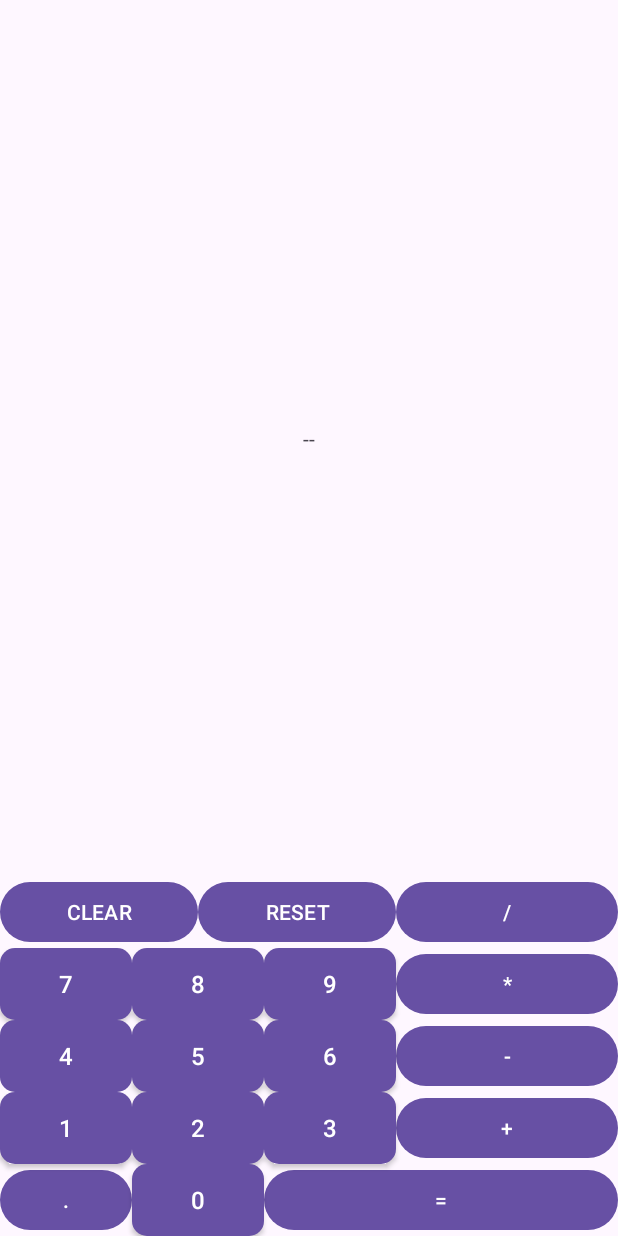
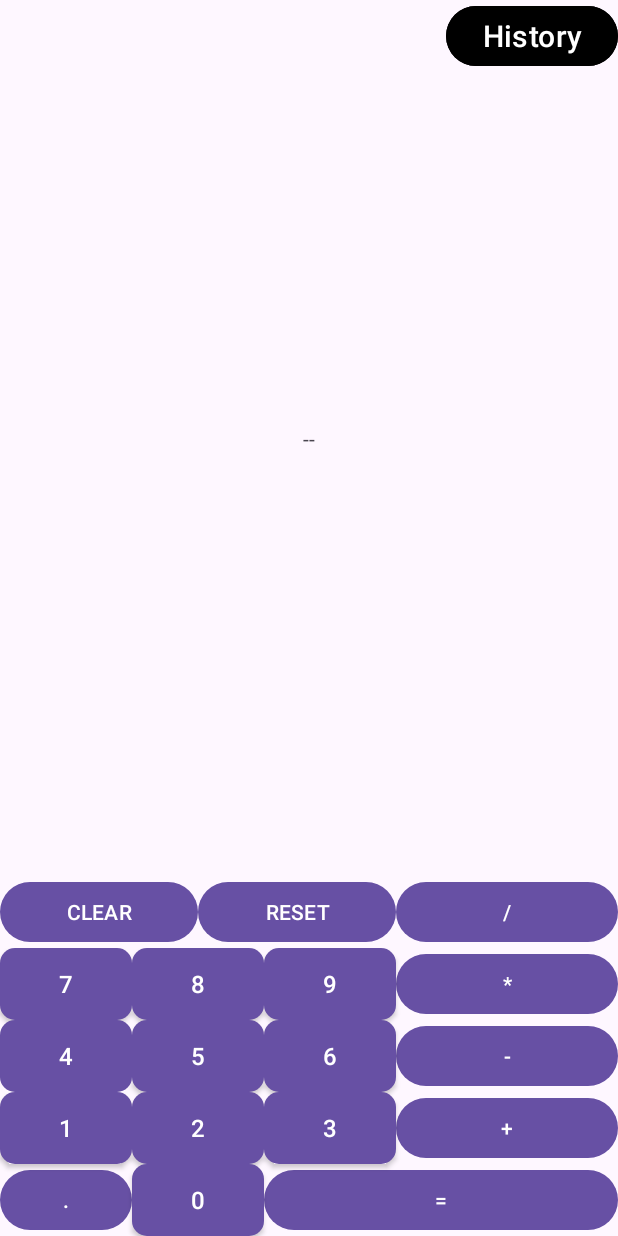
Before and after one commit to MiNeris0/Calculator, an Android app: the layout activity_main.xml on its own in the app's theme, with its tools: preview values and no code run, on a phone screen of 412 x 824 dp. Run offline under Robolectric (Android 15) with nearby library versions, the phone set to English and light mode, and no system bars.

```diff
--- a/app/build.gradle.kts
+++ b/app/build.gradle.kts
@@ -46,6 +46,8 @@ dependencies {
     implementation("androidx.appcompat:appcompat:1.6.1")
     implementation("com.google.android.material:material:1.9.0")
     implementation("androidx.constraintlayout:constraintlayout:2.1.4")
+    implementation("androidx.navigation:navigation-fragment-ktx:2.5.3")
+    implementation("androidx.navigation:navigation-ui-ktx:2.5.3")
     testImplementation("junit:junit:4.13.2")
     androidTestImplementation("androidx.test.ext:junit:1.1.5")
     androidTestImplementation("androidx.test.espresso:espresso-core:3.5.1")
--- a/app/src/main/AndroidManifest.xml
+++ b/app/src/main/AndroidManifest.xml
@@ -13,6 +13,11 @@
         android:theme="@style/Theme.Calculator"
         tools:targetApi="31">
         <activity
+            android:name=".HistoryActivity"
+            android:exported="false"
+            android:label="@string/title_activity_history"
+            android:theme="@style/Theme.Calculator" />
+        <activity
             android:name=".MainActivity"
             android:exported="true">
             <intent-filter>
--- a/app/src/main/res/layout/activity_main.xml
+++ b/app/src/main/res/layout/activity_main.xml
@@ -157,4 +157,14 @@
         android:layout_width="0dp"
         android:layout_height="wrap_content" />
 
+    <Button
+        app:layout_constraintRight_toRightOf="parent"
+        app:layout_constraintTop_toTopOf="parent"
+        android:text="History"
+        android:textSize="20sp"
+        android:backgroundTint="@color/black"
+        android:id="@+id/history_button"
+        android:layout_width="0dp"
+        android:layout_height="wrap_content" />
+
 </androidx.constraintlayout.widget.ConstraintLayout>
--- a/app/src/main/res/navigation/nav_graph.xml
+++ b/app/src/main/res/navigation/nav_graph.xml
@@ -9,7 +9,7 @@
         android:id="@+id/FirstFragment"
         android:name="com.example.calculator.FirstFragment"
         android:label="@string/first_fragment_label"
-        tools:layout="@layout/fragment_first">
+        tools:layout="@layout/fragment_first" >
 
         <action
             android:id="@+id/action_FirstFragment_to_SecondFragment"
@@ -19,7 +19,7 @@
         android:id="@+id/SecondFragment"
         android:name="com.example.calculator.SecondFragment"
         android:label="@string/second_fragment_label"
-        tools:layout="@layout/fragment_second">
+        tools:layout="@layout/fragment_second" >
 
         <action
             android:id="@+id/action_SecondFragment_to_FirstFragment"
--- /dev/null
+++ b/app/src/main/res/values-land/dimens.xml
@@ -0,0 +1,3 @@
+<resources>
+      <dimen name="fab_margin">48dp</dimen>
+   </resources>
--- /dev/null
+++ b/app/src/main/res/values-v23/themes.xml
@@ -0,0 +1,8 @@
+<resources xmlns:tools="http://schemas.android.com/tools">
+  <style name="Theme.Calculator" parent="Base.Theme.Calculator">
+    <!-- Transparent system bars for edge-to-edge. -->
+    <item name="android:navigationBarColor">@android:color/transparent</item>
+    <item name="android:statusBarColor">@android:color/transparent</item>
+    <item name="android:windowLightStatusBar">?attr/isLightTheme</item>
+  </style>
+</resources>
--- /dev/null
+++ b/app/src/main/res/values-w1240dp/dimens.xml
@@ -0,0 +1,3 @@
+<resources>
+      <dimen name="fab_margin">200dp</dimen>
+   </resources>
--- /dev/null
+++ b/app/src/main/res/values-w600dp/dimens.xml
@@ -0,0 +1,3 @@
+<resources>
+      <dimen name="fab_margin">48dp</dimen>
+   </resources>
--- /dev/null
+++ b/app/src/main/res/values/dimens.xml
@@ -0,0 +1,3 @@
+<resources>
+      <dimen name="fab_margin">16dp</dimen>
+   </resources>
```
Also changed, not shown: app/src/main/java/com/example/calculator/MainActivity.kt (+12 -0 lines), app/src/main/res/values/strings.xml (+43 -0 lines).
